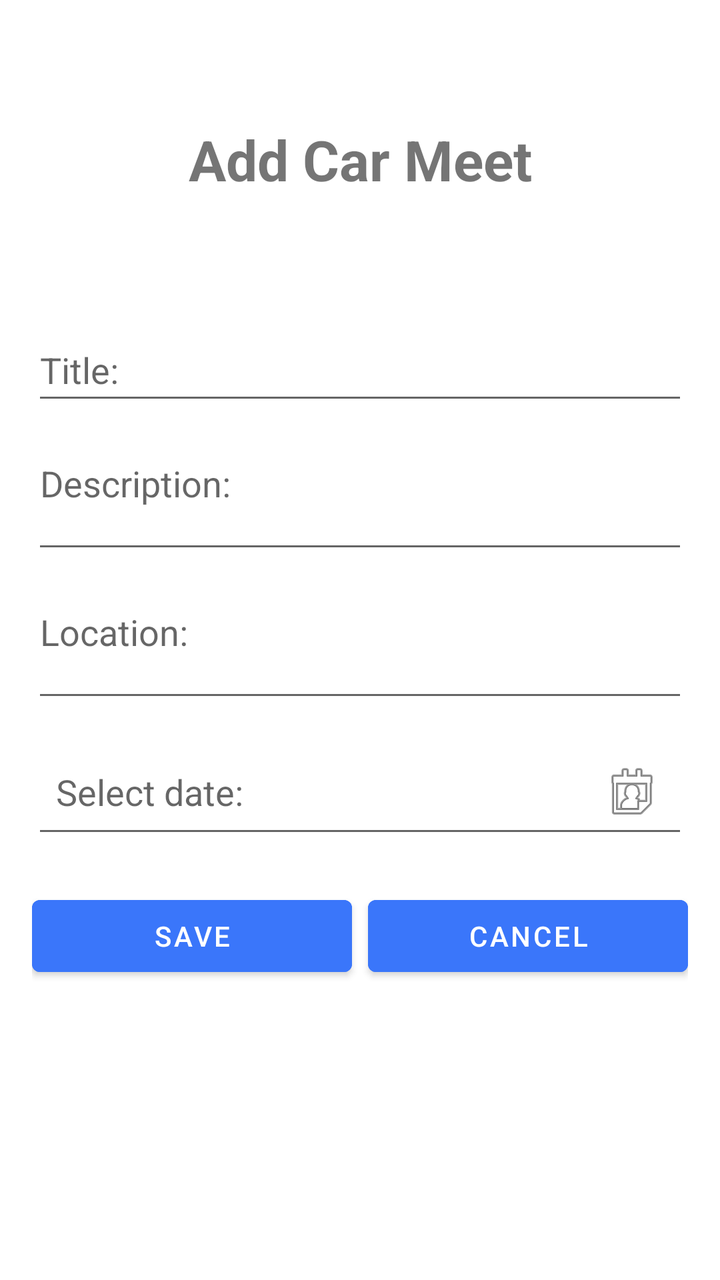
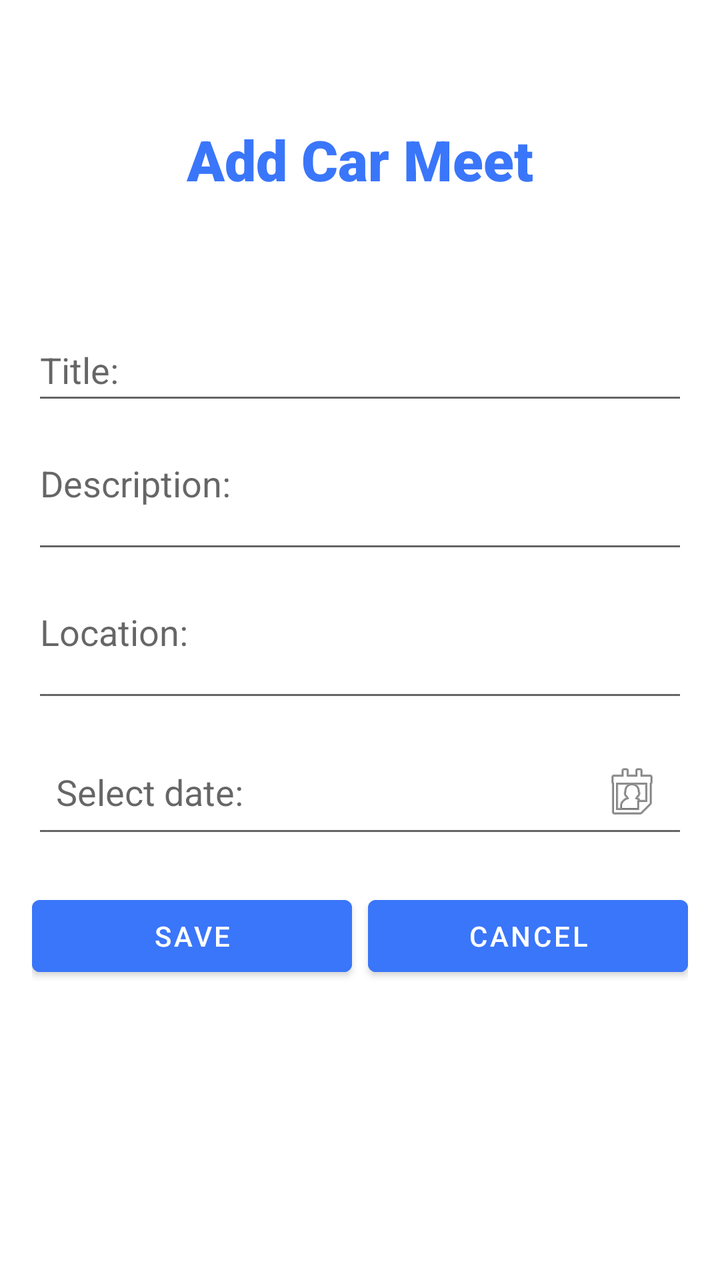

Before-and-after screenshots of an Android layout around one commit, followed by the original layout XML and the change that was made.
<!-- AndroidManifest.xml: application theme Theme.CarmeetsAssignment -->
<!-- res/layout/activity_add_edit.xml -->
<?xml version="1.0" encoding="utf-8"?>
<ScrollView xmlns:android="http://schemas.android.com/apk/res/android"
    xmlns:tools="http://schemas.android.com/tools"
    android:layout_width="match_parent"
    android:layout_height="match_parent"
    android:fillViewport="true">

    <LinearLayout
        android:id="@+id/addMeetLayout"
        android:layout_width="match_parent"
        android:layout_height="wrap_content"
        android:orientation="vertical"
        android:padding="16dp">

        <TextView
            android:id="@+id/formTitle"
            android:layout_width="match_parent"
            android:layout_height="wrap_content"
            android:layout_marginBottom="16dp"
            android:padding="45dp"
            android:text="Add Car Meet"
            android:textAlignment="center"
            android:textSize="28sp"
            android:textStyle="bold"
            tools:ignore="HardcodedText" />

        <EditText
            android:id="@+id/titleInput"
            android:layout_width="match_parent"
            android:layout_height="wrap_content"
            android:layout_marginBottom="12dp"
            android:autofillHints="none"
            android:hint="Title:"
            android:inputType="text"
            android:minHeight="48dp"
            tools:ignore="HardcodedText" />

        <EditText
            android:id="@+id/descriptionInput"
            android:layout_width="match_parent"
            android:layout_height="wrap_content"
            android:layout_marginBottom="12dp"
            android:autofillHints="none"
            android:gravity="start|top"
            android:hint="Description:"
            android:inputType="textMultiLine"
            android:minHeight="48dp"
            android:minLines="2"
            tools:ignore="HardcodedText" />

        <EditText
            android:id="@+id/locationInput"
            android:layout_width="match_parent"
            android:layout_height="wrap_content"
            android:layout_marginBottom="12dp"
            android:autofillHints="none"
            android:gravity="start|top"
            android:hint="Location:"
            android:inputType="textMultiLine"
            android:minHeight="48dp"
            android:minLines="2"
            tools:ignore="HardcodedText" />


        <EditText
            android:id="@+id/dateInput"
            android:layout_width="match_parent"
            android:layout_height="wrap_content"
            android:layout_marginBottom="12dp"
            android:clickable="true"
            android:drawableEnd="@android:drawable/ic_menu_my_calendar"
            android:focusable="false"
            android:hint="Select date:"
            android:minHeight="48dp"
            android:padding="12dp" />


        <LinearLayout
            android:layout_width="match_parent"
            android:layout_height="wrap_content"
            android:orientation="horizontal"
            android:layout_marginTop="8dp">

            <Button
                android:id="@+id/saveButton"
                android:layout_width="0dp"
                android:layout_height="wrap_content"
                android:layout_weight="1"
                android:layout_marginEnd="4dp"
                android:backgroundTint="#3A76FA"
                android:text="Save" />

            <Button
                android:id="@+id/cancelButton"
                android:layout_width="0dp"
                android:layout_height="wrap_content"
                android:layout_weight="1"
                android:layout_marginStart="4dp"
                android:backgroundTint="#3A76FA"
                android:text="Cancel" />

        </LinearLayout>

    </LinearLayout>
</ScrollView>
<!-- resources referenced by this layout -->
<resources>
  <style name="Theme.CarmeetsAssignment" parent="Theme.MaterialComponents.DayNight.NoActionBar">
  
          
          <item name="colorPrimary">@color/purple_500</item>
          <item name="colorPrimaryVariant">@color/purple_700</item>
          <item name="colorOnPrimary">@color/white</item>
  
          
          <item name="colorSecondary">@color/teal_200</item>
          <item name="colorSecondaryVariant">@color/teal_700</item>
          <item name="colorOnSecondary">@color/black</item>
  
          
          <item name="android:statusBarColor">?attr/colorPrimaryVariant</item>
  
      </style>
  <color name="purple_500">#FF6200EE</color>
  <color name="purple_700">#FF3700B3</color>
  <color name="white">#FFFFFFFF</color>
  <color name="teal_200">#FF03DAC5</color>
  <color name="teal_700">#FF018786</color>
  <color name="black">#FF000000</color>
</resources>

<!-- the commit's change to res/layout/activity_add_edit.xml (unified diff, before → after) -->
@@ -17,9 +17,11 @@
             android:layout_width="match_parent"
             android:layout_height="wrap_content"
             android:layout_marginBottom="16dp"
+            android:fontFamily="sans-serif-black"
             android:padding="45dp"
             android:text="Add Car Meet"
             android:textAlignment="center"
+            android:textColor="#3A76FA"
             android:textSize="28sp"
             android:textStyle="bold"
             tools:ignore="HardcodedText" />
